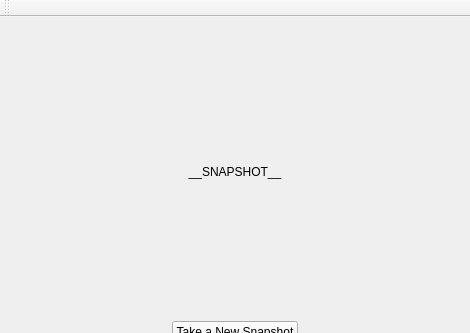
Qt form sandbox/c++/qsnapshot/mainwindow.ui (legnaleurc/junkcode) before a commit; both pictures show x 0 to 470 and y 0 to 333 of the 470 by 499 pixel window.
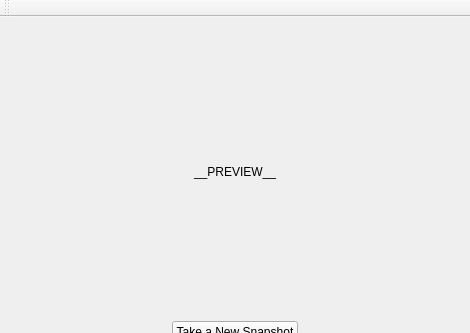
The same form after that commit.

What changed in the file:
```diff
--- a/sandbox/c++/qsnapshot/mainwindow.ui
+++ b/sandbox/c++/qsnapshot/mainwindow.ui
@@ -24,7 +24,7 @@
        </sizepolicy>
       </property>
       <property name="text">
-       <string>__SNAPSHOT__</string>
+       <string>__PREVIEW__</string>
       </property>
       <property name="alignment">
        <set>Qt::AlignCenter</set>
```
Left out of the diff: 4 changed lines with no effect on the pictures.
